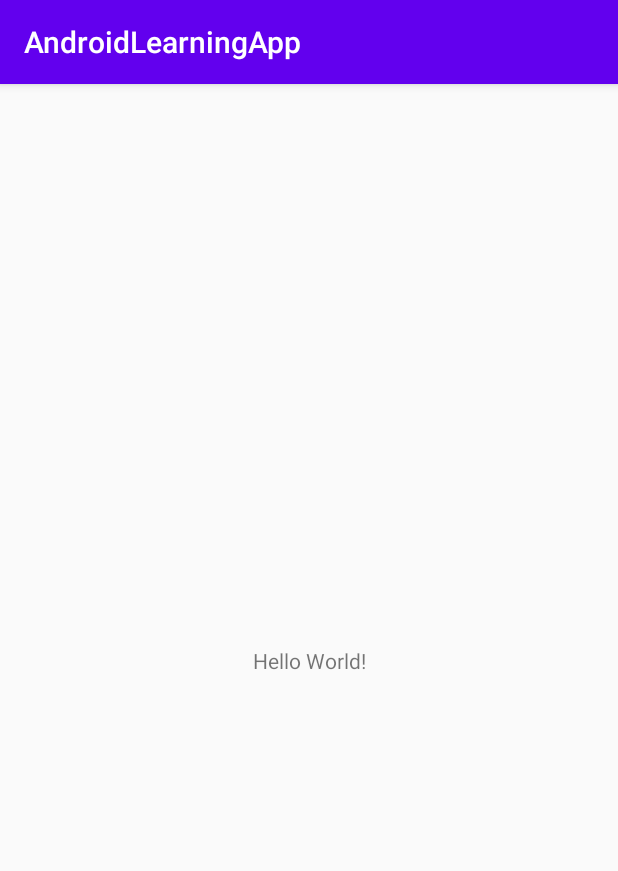
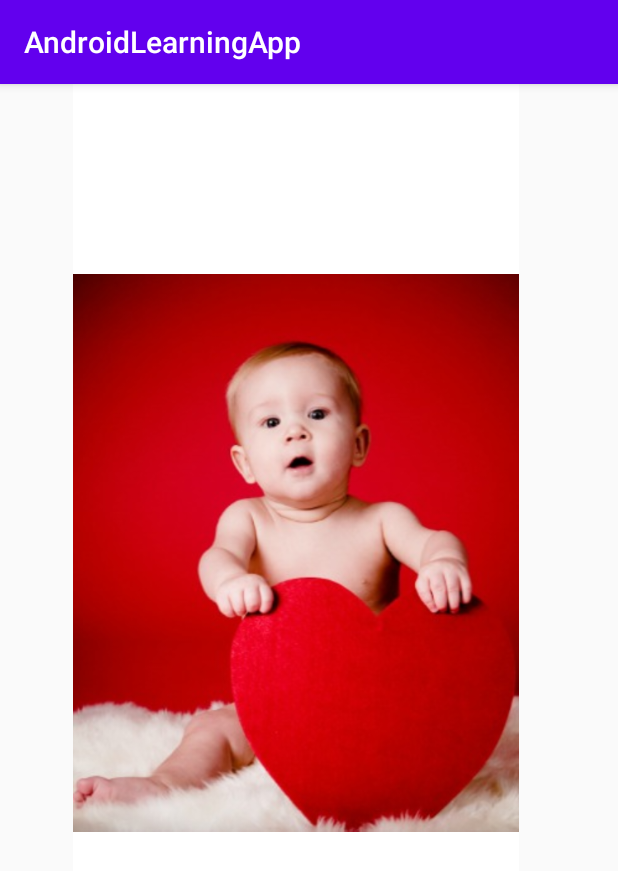
Before and after one commit to loganathan-s/AndroidLearningApp, an Android app: the screen it shows after launch (MainActivity), on a phone screen of 412 x 824 dp. Shown: the top 871 px of the screen. Run offline under Robolectric (Android 15) with nearby library versions, the light colour scheme and no system bars.

Commit message:
Switch image onclick

```diff
--- a/app/src/main/java/com/example/androidlearningapp/MainActivity.java
+++ b/app/src/main/java/com/example/androidlearningapp/MainActivity.java
@@ -3,8 +3,16 @@ package com.example.androidlearningapp;
 import androidx.appcompat.app.AppCompatActivity;
 
 import android.os.Bundle;
+import android.view.View;
+import android.widget.ImageSwitcher;
+import android.widget.ImageView;
 
 public class MainActivity extends AppCompatActivity {
+
+    public void switchImage(View view) {
+        ImageView image = (ImageView) findViewById(R.id.imageView2);
+        image.setImageResource(R.drawable.cutebaby1);
+    }
 
     @Override
     protected void onCreate(Bundle savedInstanceState) {
--- a/app/src/main/res/layout/activity_main.xml
+++ b/app/src/main/res/layout/activity_main.xml
@@ -6,13 +6,26 @@
     android:layout_height="match_parent"
     tools:context=".MainActivity">
 
-    <TextView
-        android:layout_width="wrap_content"
-        android:layout_height="wrap_content"
-        android:text="Hello World!"
+    <ImageView
+        android:id="@+id/imageView2"
+        android:layout_width="297dp"
+        android:layout_height="659dp"
+        android:layout_marginStart="107dp"
+        android:layout_marginLeft="107dp"
+        android:layout_marginTop="16dp"
+        android:layout_marginEnd="107dp"
+        android:layout_marginRight="107dp"
+        android:layout_marginBottom="294dp"
+        android:background="#FFFFFF"
+        android:clickable="true"
+        android:onClick="switchImage"
+        android:scaleType="centerInside"
+        android:visibility="visible"
         app:layout_constraintBottom_toBottomOf="parent"
-        app:layout_constraintLeft_toLeftOf="parent"
-        app:layout_constraintRight_toRightOf="parent"
-        app:layout_constraintTop_toTopOf="parent" />
-
+        app:layout_constraintEnd_toEndOf="parent"
+        app:layout_constraintHorizontal_bias="0.59"
+        app:layout_constraintStart_toStartOf="parent"
+        app:layout_constraintTop_toTopOf="parent"
+        app:layout_constraintVertical_bias="0.172"
+        app:srcCompat="@drawable/valentinebaby" />
 </androidx.constraintlayout.widget.ConstraintLayout>
```
Also changed, not shown: app/src/main/res/drawable-v24/cutebaby1.jpg (added), app/src/main/res/drawable-v24/valentinebaby.jpg (added).
